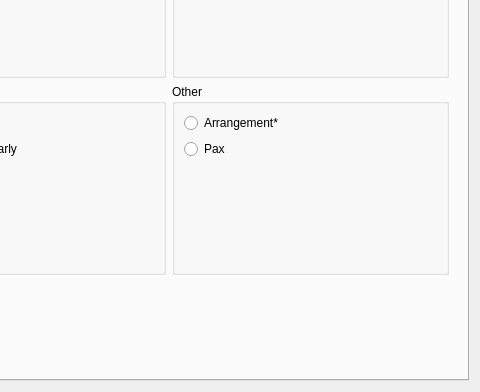
Above: Widgets/wreportssetold.ui from End1-1/Resort before the change; both pictures show x 425 to 905 and y 339 to 731 of the 905 by 731 pixel window. Below: the same form after it.
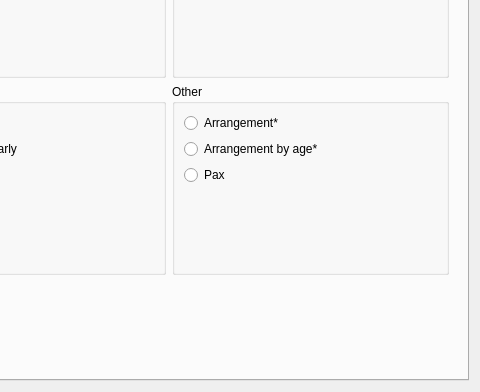
That is the form after the change. Icons and pictures are not drawn. Custom widgets are drawn as their Qt base class.

Diff of the .ui file:
```diff
--- a/Widgets/wreportssetold.ui
+++ b/Widgets/wreportssetold.ui
@@ -543,6 +543,13 @@
                </property>
               </widget>
              </item>
+             <item>
+              <widget class="ERadioButton" name="rbrArrangementAge">
+               <property name="text">
+                <string>Arrangement by age*</string>
+               </property>
+              </widget>
+             </item>
              <item>
               <widget class="ERadioButton" name="rbrPax">
                <property name="text">
```
